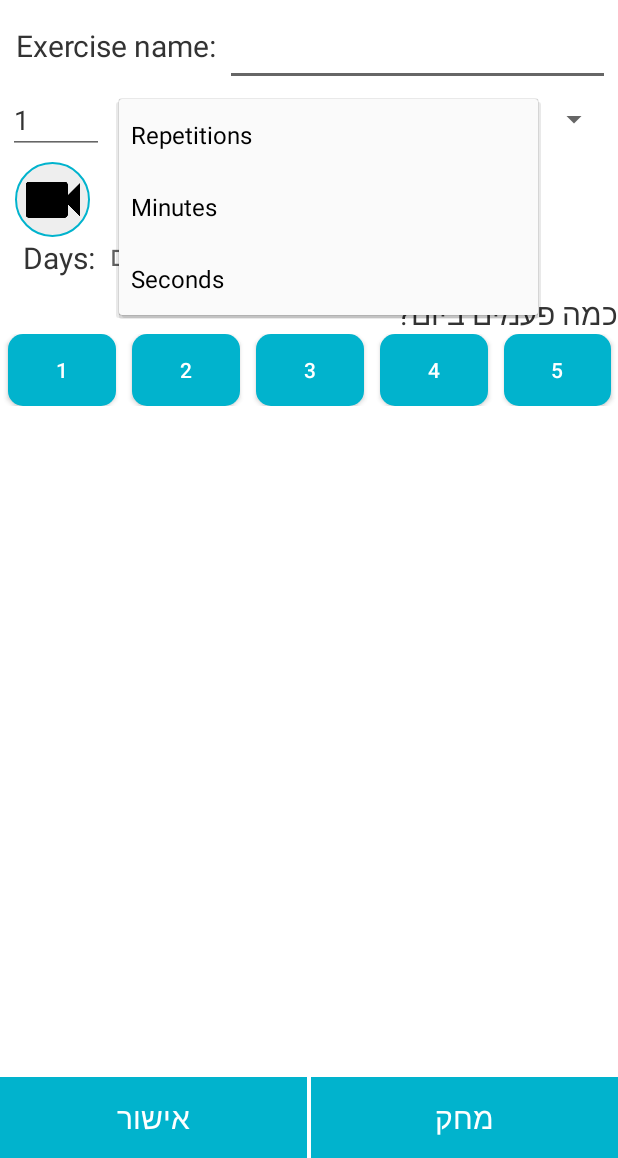
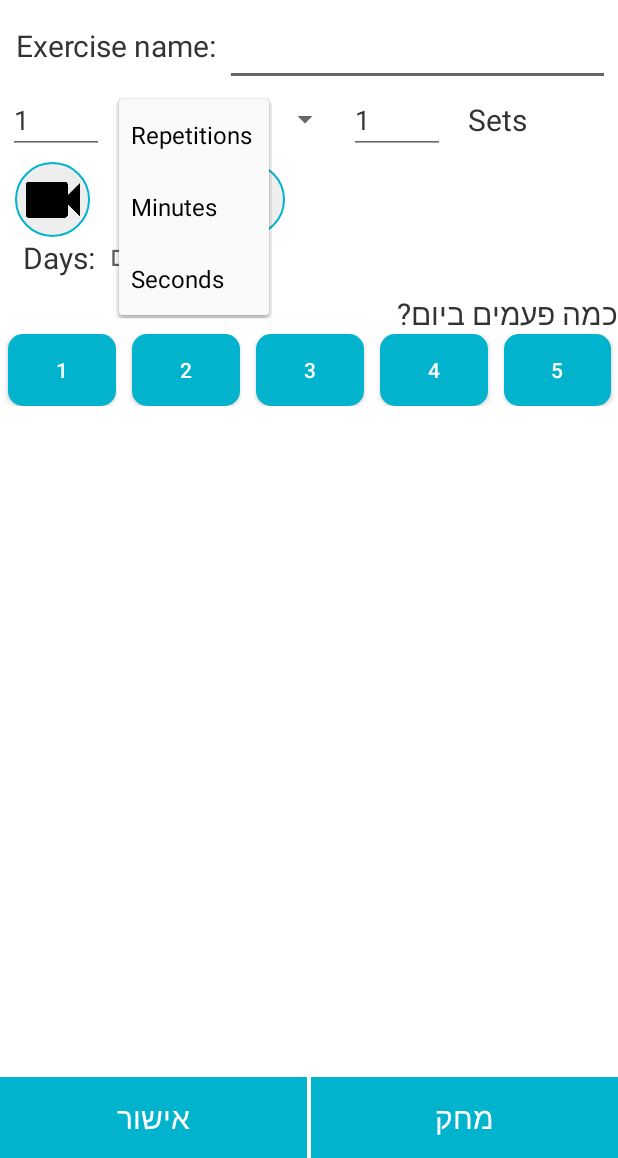
Before and after one commit to edenkes/Medico, an Android app: the ExerciseDa screen opened directly, with no data from a screen before it, after a tap on "Repetitions", on a phone screen of 412 x 824 dp, the part 78-1236 px from its top. Run offline under Robolectric (Android 15) with nearby library versions, the light colour scheme and no system bars; pictures from the network do not load; 2 statements that could not run were skipped.

Commit message:
Exercise number of sets support

```diff
--- a/app/src/main/java/bredesh/medico/Fragments/DataMediGo/DataGeneral.java
+++ b/app/src/main/java/bredesh/medico/Fragments/DataMediGo/DataGeneral.java
@@ -71,7 +71,7 @@ public abstract class DataGeneral extends AppCompatActivity {
     protected final Button[] alertPlanButtons = new Button[5];
     protected final int Max_Size = 16, NewData = -6;
 
-    protected EditText etDataName, etNotes, etAmount, etRepeats;
+    protected EditText etDataName, etNotes, etAmount, etRepeats, etNumberOfSets;
     protected TextView tvSelectedDays, tvAddMultiAlert;
     protected Button btDelete, btConfirm, btAddAlert;
     protected ImageButton btPlayImage, btPlayVideo, btChooseSound, btShootVideo, btShootImage;
@@ -88,7 +88,7 @@ public abstract class DataGeneral extends AppCompatActivity {
             oldAmount = "1", oldUriStringVideo = null, oldUriStringImage = null;
     protected int[] oldDays = new int[7];
     protected int oldRepetitionType = 0, oldSpecialNotes = 0, oldDosageType = 0;
-    protected int dataId, oldRepeats = 1;
+    protected int dataId, oldRepeats = 1, oldNumberOfSets = 1;
 
     private final String[][] AlertPlans = {
             {"07 : 00"},
@@ -132,6 +132,7 @@ public abstract class DataGeneral extends AppCompatActivity {
         btDelete            = findViewById(R.id.btDelete);
 
         etRepeats           = findViewById(R.id.etRepeats);
+        etNumberOfSets      = findViewById(R.id.etNumberOfSets);
         etAmount            = findViewById(R.id.amount_number);
         etNotes             = findViewById(R.id.et_notes);
         spSpecial           = findViewById(R.id.spinner_special);
--- a/app/src/main/java/bredesh/medico/Fragments/DataMediGo/MedicineDa.java
+++ b/app/src/main/java/bredesh/medico/Fragments/DataMediGo/MedicineDa.java
@@ -375,7 +375,7 @@ public class MedicineDa extends DataGeneral implements IRemoveLastAlert{
 
                 Bundle bundle = new Bundle();
                 if (dataId != NewData) {
-                    db.updateRow(dataId, medicineName, times, amount, 0 , null, uriStringImage, days_to_alert, null);
+                    db.updateRow(dataId, medicineName, times, amount, 0 , null, uriStringImage, days_to_alert, null,0);
                     db.updateMedicine(dataId,
                             typeToWrite,
                             specialNotesToWrite,
@@ -385,7 +385,7 @@ public class MedicineDa extends DataGeneral implements IRemoveLastAlert{
                 }
                 else
                 {
-                    long alertId = db.addAlert(etDataName.getText().toString(), MedicoDB.KIND.Medicine, times, Integer.parseInt(etAmount.getText().toString()), 0,null, uriStringImage, days_to_alert, null);
+                    long alertId = db.addAlert(etDataName.getText().toString(), MedicoDB.KIND.Medicine, times, Integer.parseInt(etAmount.getText().toString()), 0,null, uriStringImage, days_to_alert, null, 0);
                     db.addMedicine(alertId, typeToWrite,
                             specialNotesToWrite,
                             etNotes.getText().toString(),
--- a/app/src/main/java/bredesh/medico/Fragments/DataMediGo/RemindersDa.java
+++ b/app/src/main/java/bredesh/medico/Fragments/DataMediGo/RemindersDa.java
@@ -366,13 +366,13 @@ public class RemindersDa extends DataGeneral implements IRemoveLastAlert{
 
                     Bundle bundle = new Bundle();
                     if (dataId != NewData) {
-                        db.updateRow(dataId, remindersName, times, 0, 0 ,  uriStringVideo, uriStringImage, days_to_alert, alertSoundUriString);
+                        db.updateRow(dataId, remindersName, times, 0, 0 ,  uriStringVideo, uriStringImage, days_to_alert, alertSoundUriString,0);
                         db.updateReminders(dataId, newNotes);
                         mFirebaseAnalytics.logEvent("Reminders_updated", bundle);
                     }
                     else
                     {
-                        long alertId = db.addAlert(etDataName.getText().toString(), MedicoDB.KIND.Reminders, times, 0, 0, uriStringVideo, uriStringImage, days_to_alert, alertSoundUriString);
+                        long alertId = db.addAlert(etDataName.getText().toString(), MedicoDB.KIND.Reminders, times, 0, 0, uriStringVideo, uriStringImage, days_to_alert, alertSoundUriString, 0);
                         db.addReminders(alertId, etNotes.getText().toString());
                         mFirebaseAnalytics.logEvent("Reminders_added", bundle);
                     }
--- a/app/src/main/java/bredesh/medico/Fragments/ExerciseFragment.java
+++ b/app/src/main/java/bredesh/medico/Fragments/ExerciseFragment.java
@@ -39,9 +39,10 @@ public class ExerciseFragment extends FragmentGeneral<ExerciseIt>{
                                  int[] days, boolean detailedTimes, String allTimes, String alertSoundUri, Cursor cursor) {
         int noOfRepetitions = cursor.getInt(cursor.getColumnIndex(MedicoDB.KEY_REPEATS));
         int repetitionType = cursor.getInt(cursor.getColumnIndex(MedicoDB.KEY_REPETITION_TYPE));
+        int numberOfSets = cursor.getInt(cursor.getColumnIndex(MedicoDB.KEY_NUMBER_OF_SETS));
 
         arrayList.add(index, new ExerciseIt(id, time, name, uriVideo, days, noOfRepetitions,
-                repetitionType, detailedTimes, allTimes, kindGeneral, alertSoundUri));
+                repetitionType, detailedTimes, allTimes, kindGeneral, alertSoundUri, numberOfSets));
     }
 
     @Override
--- a/app/src/main/java/bredesh/medico/Notification/NotificationWindow.java
+++ b/app/src/main/java/bredesh/medico/Notification/NotificationWindow.java
@@ -111,6 +111,7 @@ public class NotificationWindow extends AppCompatActivity {
         item = db.getItemByID(id);
         final Resources resources = getResources();
         if(item != null) {
+        TextView tvSpecial = findViewById(R.id.tv_special);
 
             switch (item.kind)
             {
@@ -119,6 +120,8 @@ public class NotificationWindow extends AppCompatActivity {
                     alertName.setText(item.name);
                     alertRepeats.setText(resources.getString(R.string.notification_alert_repeats, item.repeats,
                             resources.getString (ValueConstants.ExerciseRepetitionType.getStringCodeFromDBCode(item.repetition_type))));
+                    if (item.number_of_sets != 1)
+                        tvSpecial.setText(item.number_of_sets + " " + resources.getString(R.string.exercise_sets_label) + ".");
                     break;
                 case Medicine:
                     Cursor c = (new MedicoDB(getApplicationContext())).getMedicineByID(item.id);
@@ -133,7 +136,6 @@ public class NotificationWindow extends AppCompatActivity {
                     else
                         alertRepeats.setText(""+amount +" "+ resources.getString (ValueConstants.DrugDosage.getStringCodeFromDBCode(type)));
 
-                    TextView tvSpecial = findViewById(R.id.tv_special);
                     if(special == ValueConstants.DrugDosageNotes.defaultValue)
                         tvSpecial.setVisibility(GONE);
                     else
@@ -252,7 +254,7 @@ public class NotificationWindow extends AppCompatActivity {
                     strHour = strHour.substring(strHour.length() - 2);
                     timeSTR = strHour + " : " + str_minute;
                     long alertId = db.addAlert("_TEMP__" + item.name, item.kind, timeSTR, item.repeats, item.repetition_type, (item.uriVideo != null) ? item.uriVideo.toString() : null,
-                            (item.uriImage != null) ? item.uriImage.toString() : null, new int[]{1, 1, 1, 1, 1, 1, 1}, item.alertSoundUriString);
+                            (item.uriImage != null) ? item.uriImage.toString() : null, new int[]{1, 1, 1, 1, 1, 1, 1}, item.alertSoundUriString, item.number_of_sets);
                     Bundle params = new Bundle();
                     params.putInt("minutes", snoozeMinutes);
                     mFirebaseAnalytics.logEvent("Notification_snooze", params);
--- a/app/src/main/java/bredesh/medico/Notification/PartialVideoItem.java
+++ b/app/src/main/java/bredesh/medico/Notification/PartialVideoItem.java
@@ -14,8 +14,9 @@ public class PartialVideoItem {
     public MedicoDB.KIND kind;
     public int repetition_type;
     public boolean temp = false;
+    public int number_of_sets;
 
-    public PartialVideoItem(int id, String name, Uri uriVideo, Uri uriImage, int repeats, int repetition_type, MedicoDB.KIND kind, String alertSoundUriString)
+    public PartialVideoItem(int id, String name, Uri uriVideo, Uri uriImage, int repeats, int repetition_type, MedicoDB.KIND kind, String alertSoundUriString, int number_of_sets)
     {
         this.id = id;
         this.kind = kind;
@@ -29,5 +30,6 @@ public class PartialVideoItem {
         this.repeats = repeats;
         this.repetition_type = repetition_type;
         this.alertSoundUriString = alertSoundUriString;
+        this.number_of_sets = number_of_sets;
     }
 }
--- a/app/src/main/res/layout/activity_exercises_data.xml
+++ b/app/src/main/res/layout/activity_exercises_data.xml
@@ -60,6 +60,7 @@
                     android:cursorVisible="true"
                     android:maxLength="16"
                     android:maxLines="1"
+                    android:nextFocusDown="@id/etRepeats"
                     android:paddingEnd="10sp"
                     android:paddingStart="10sp"
                     android:singleLine="true"
@@ -83,19 +84,42 @@
                     android:layout_height="wrap_content"
                     android:layout_marginEnd="10sp"
                     android:ems="3"
+                    android:inputType="number"
+                    android:maxLength="3"
+                    android:nextFocusDown="@id/etNumberOfSets"
+                    android:selectAllOnFocus="true"
+                    android:singleLine="true" />
+
+                <Spinner
+                    android:id="@+id/spRepetitionType"
+                    android:layout_width="wrap_content"
+                    android:layout_height="wrap_content"
+                    android:layout_gravity="center_vertical"
+                    android:layout_marginEnd="5sp"
+                    android:gravity="center_vertical" />
+
+                <EditText
+                    android:id="@+id/etNumberOfSets"
+                    android:layout_width="wrap_content"
+                    android:layout_height="wrap_content"
+                    android:layout_marginEnd="10sp"
+                    android:ems="3"
                     android:imeOptions="actionDone"
                     android:inputType="number"
                     android:maxLength="3"
                     android:selectAllOnFocus="true"
                     android:singleLine="true" />
 
-                <Spinner
-                    android:id="@+id/spRepetitionType"
-                    android:layout_width="match_parent"
-                    android:layout_height="wrap_content"
-                    android:layout_gravity="center_vertical"
-                    android:layout_marginEnd="5sp"
-                    android:gravity="center_vertical" />
+                <TextView
+                    android:id="@+id/tvSets"
+                    android:layout_width="wrap_content"
+                    android:layout_height="match_parent"
+                    android:layout_weight="1"
+                    android:gravity="center_vertical"
+                    android:paddingStart="5sp"
+                    android:text="@string/exercise_sets_label"
+                    android:textColor="@color/labelColor"
+                    android:textSize="20sp" />
 
             </LinearLayout>
 
--- a/app/src/main/res/values/strings.xml
+++ b/app/src/main/res/values/strings.xml
@@ -201,4 +201,5 @@
     <!-- TODO: Remove or change this placeholder text -->
     <string name="hello_blank_fragment" translatable="false">Hello blank fragment</string>
     <string name="title_activity_reminders_data" translatable="false">RemindersData</string>
+    <string name="exercise_sets_label">Sets</string>
 </resources>
```
Also changed, not shown: app/src/main/java/bredesh/medico/DAL/MedicoDB.java (+18 -5 lines), app/src/main/java/bredesh/medico/Fragments/DataMediGo/ExerciseDa.java (+7 -2 lines), app/src/main/java/bredesh/medico/Fragments/ItemMediGo/ExerciseIt.java (+7 -1 lines), app/src/main/java/bredesh/medico/Fragments/RecyclerAdapterMediGo/ExerciseRA.java (+11 -2 lines), app/src/main/java/bredesh/medico/NotificationService.java (+6 -2 lines), 4 other files.
